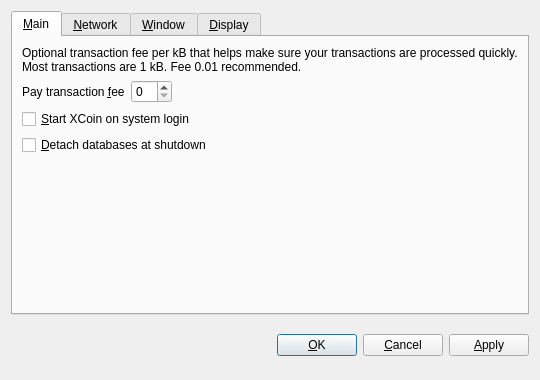
Before: the Qt Designer form src/qt/forms/optionsdialog.ui in kryptobytes/Hrank, drawn with Qt 5.
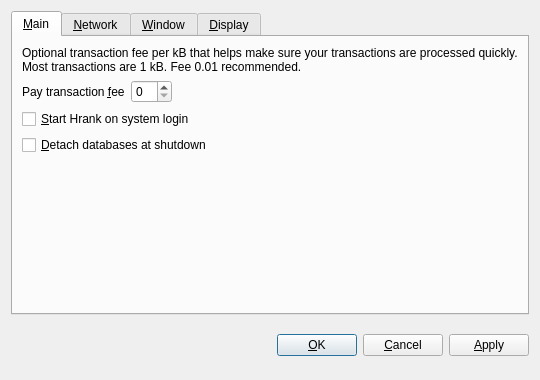
After: the same form once the commit is applied. The open tabs and pages were chosen to show the change. Custom widgets are drawn as their Qt base class.

Commit message: All names changed to Hrank

What changed in the file:
```diff
--- a/src/qt/forms/optionsdialog.ui
+++ b/src/qt/forms/optionsdialog.ui
@@ -82,7 +82,7 @@
           <string>Automatically start XCoin after logging in to the system.</string>
          </property>
          <property name="text">
-          <string>&amp;Start XCoin on system login</string>
+          <string>&amp;Start Hrank on system login</string>
          </property>
         </widget>
        </item>
```
Left out of the diff: 10 changed lines with no effect on the pictures. The commit also changes 49 other files.
